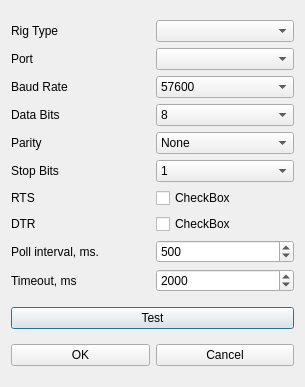
ut8uu/U2.Suite.Python, file Sources/U2.Suite/ui/NewRigDialog.ui: the form before one commit.
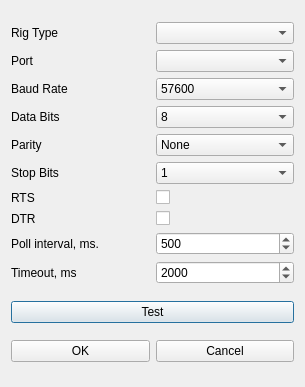
The form after the commit.

Commit message: DTR and RTS converted to bool

What changed in the file:
```diff
--- a/Sources/U2.Suite/ui/NewRigDialog.ui
+++ b/Sources/U2.Suite/ui/NewRigDialog.ui
@@ -278,14 +278,14 @@
      <item row="6" column="1">
       <widget class="QCheckBox" name="cbRts">
        <property name="text">
-        <string>CheckBox</string>
+        <string/>
        </property>
       </widget>
      </item>
      <item row="7" column="1">
       <widget class="QCheckBox" name="cbDtr">
        <property name="text">
-        <string>CheckBox</string>
+        <string/>
        </property>
       </widget>
      </item>
```
The commit also changes 1 other file.
